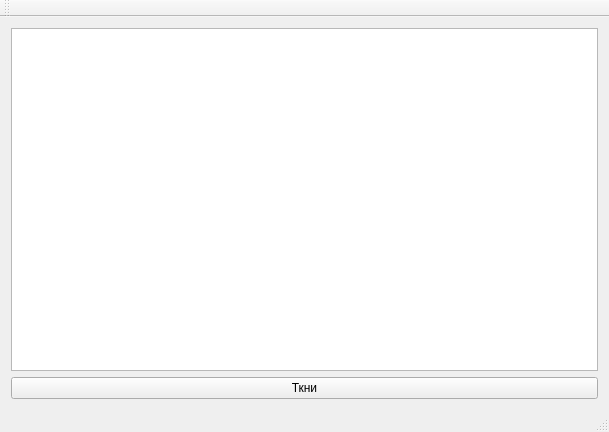
Above: mainwindow.ui from snegaa/gaus-qt before the change. Below: the same form after it.
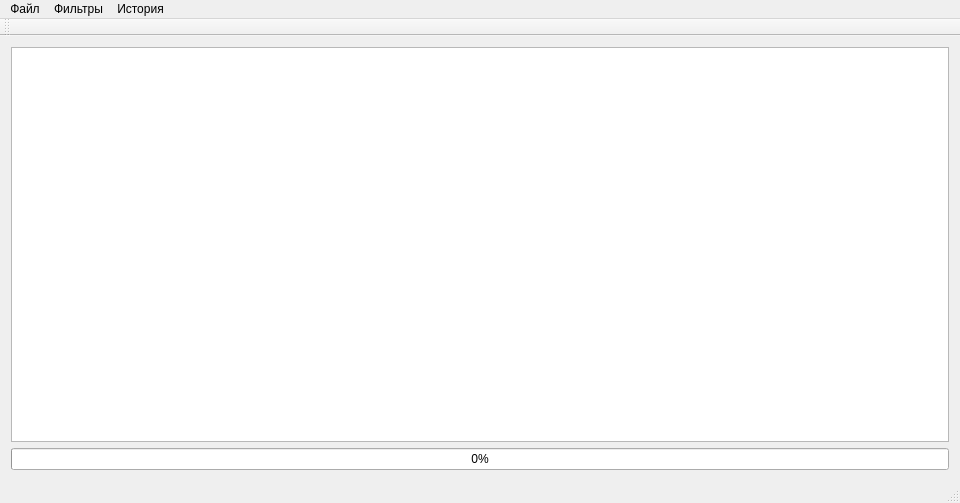
That is the form after the change.

Patch:
```diff
--- a/mainwindow.ui
+++ b/mainwindow.ui
@@ -6,8 +6,8 @@
    <rect>
     <x>0</x>
     <y>0</y>
-    <width>609</width>
-    <height>432</height>
+    <width>960</width>
+    <height>503</height>
    </rect>
   </property>
   <property name="windowTitle">
@@ -23,9 +23,9 @@
      </layout>
     </item>
     <item row="1" column="0">
-     <widget class="QPushButton" name="pushButton">
-      <property name="text">
-       <string>Ткни</string>
+     <widget class="QProgressBar" name="progressBar">
+      <property name="value">
+       <number>0</number>
       </property>
      </widget>
     </item>
@@ -36,10 +36,40 @@
     <rect>
      <x>0</x>
      <y>0</y>
-     <width>609</width>
+     <width>960</width>
      <height>21</height>
     </rect>
    </property>
+   <widget class="QMenu" name="menu">
+    <property name="title">
+     <string>Файл</string>
+    </property>
+    <addaction name="open_file"/>
+    <addaction name="reload_file"/>
+    <addaction name="save_file"/>
+    <addaction name="exit"/>
+   </widget>
+   <widget class="QMenu" name="menu_2">
+    <property name="title">
+     <string>Фильтры</string>
+    </property>
+    <addaction name="gaus_filter"/>
+    <addaction name="kontur_filter"/>
+    <addaction name="median_filter"/>
+    <addaction name="rezk_filter"/>
+    <addaction name="rel_filter"/>
+    <addaction name="yrak_filter"/>
+   </widget>
+   <widget class="QMenu" name="menu_3">
+    <property name="title">
+     <string>История</string>
+    </property>
+    <addaction name="history_save"/>
+    <addaction name="history_load"/>
+   </widget>
+   <addaction name="menu"/>
+   <addaction name="menu_2"/>
+   <addaction name="menu_3"/>
   </widget>
   <widget class="QToolBar" name="mainToolBar">
    <attribute name="toolBarArea">
```
Left out of the diff: 60 changed lines with no effect on the pictures.
